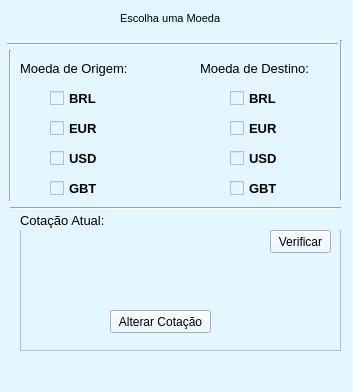
Qt form Cotacao.ui (bruno41bruno/InterfaceMySql) before a commit.
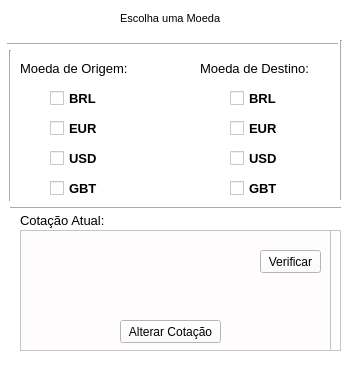
The same form after that commit.

Diff of the .ui file:
```diff
--- a/Cotacao.ui
+++ b/Cotacao.ui
@@ -6,7 +6,7 @@
    <rect>
     <x>0</x>
     <y>0</y>
-    <width>353</width>
+    <width>354</width>
     <height>392</height>
    </rect>
   </property>
@@ -14,7 +14,7 @@
    <string>MainWindow</string>
   </property>
   <property name="styleSheet">
-   <string notr="true">background-color: rgb(228, 246, 255);</string>
+   <string notr="true">background-color: rgb(255, 255, 255);</string>
   </property>
   <widget class="QWidget" name="centralwidget">
    <widget class="QCheckBox" name="brl_m_orig">
@@ -353,11 +353,14 @@
      <property name="geometry">
       <rect>
        <x>0</x>
-       <y>-10</y>
-       <width>321</width>
-       <height>131</height>
+       <y>0</y>
+       <width>311</width>
+       <height>121</height>
       </rect>
      </property>
+     <property name="styleSheet">
+      <string notr="true">background-color: rgb(255, 252, 253);</string>
+     </property>
      <property name="frameShape">
       <enum>QFrame::StyledPanel</enum>
      </property>
@@ -367,7 +370,7 @@
      <widget class="QPushButton" name="next_janela_m">
       <property name="geometry">
        <rect>
-        <x>90</x>
+        <x>100</x>
         <y>90</y>
         <width>101</width>
         <height>23</height>
@@ -380,8 +383,8 @@
      <widget class="QPushButton" name="verific_m">
       <property name="geometry">
        <rect>
-        <x>250</x>
-        <y>10</y>
+        <x>240</x>
+        <y>20</y>
         <width>61</width>
         <height>23</height>
        </rect>
```
Left out of the diff: 2 changed lines with no effect on the pictures.
